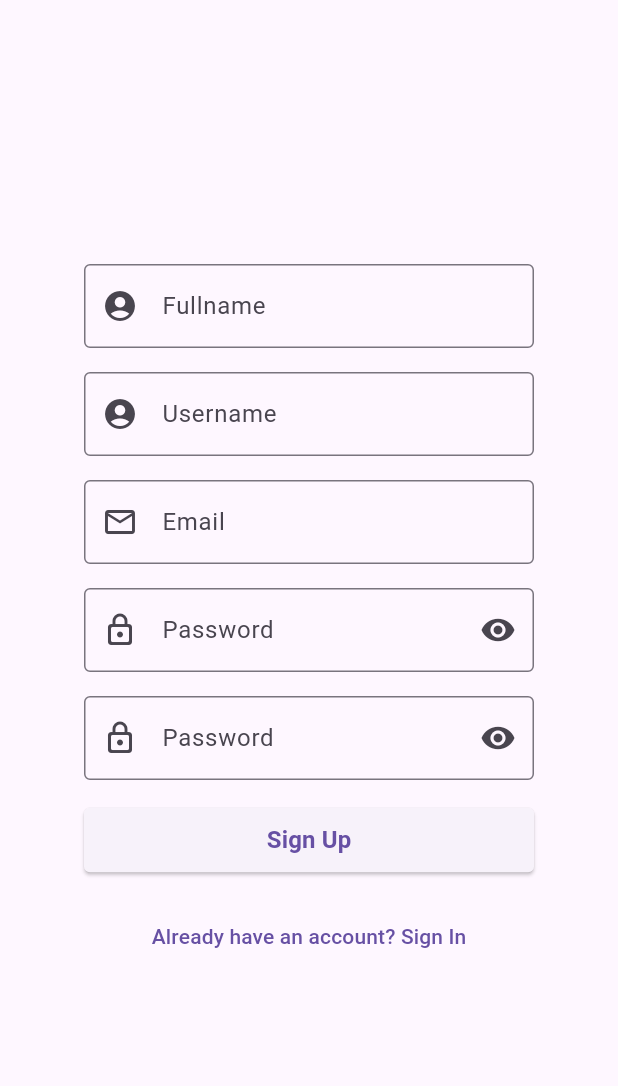
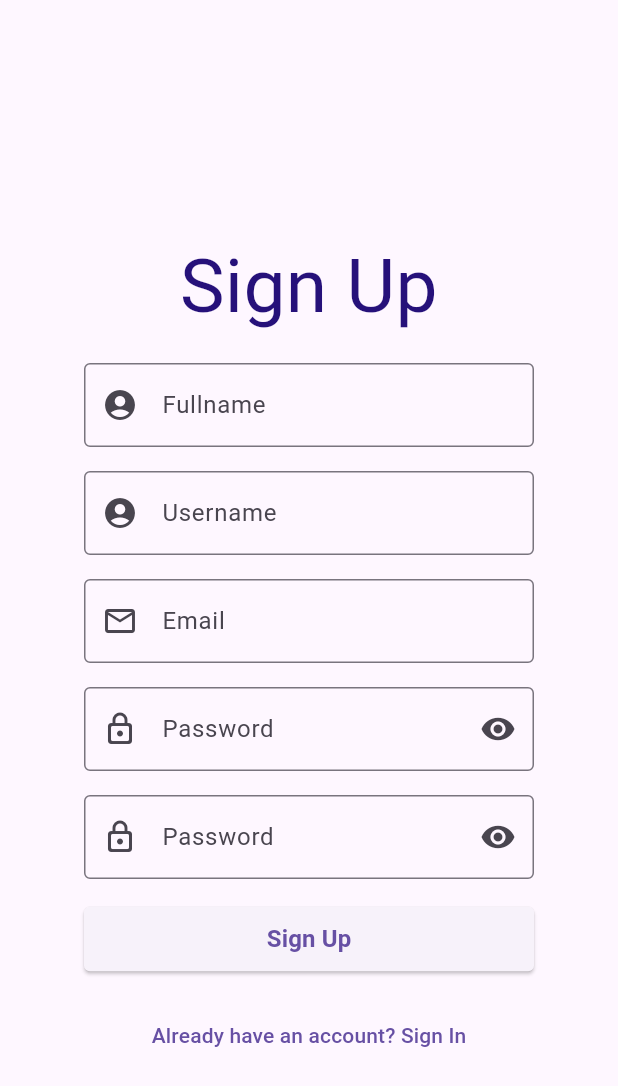
Before and after one commit to cnnxsun/LostAndFound, a Flutter app: the screen it shows after launch, after a tap on "Sign in", after a tap on "Don't have an account? Sign Up", on a phone screen of 412 x 824 dp. Shown: the top 1086 px of the screen. Run offline on Flutter 3.47's test engine with Material 3 defaults, Android fonts, the phone set to English and light mode, and no system bars; our stand-ins replace cloud_firestore, firebase_auth, firebase_core, google_maps_flutter, image_picker, location; accounts and stored records are empty.

```diff
--- a/lib/SignIn.dart
+++ b/lib/SignIn.dart
@@ -17,9 +17,10 @@ class SignInPage extends StatelessWidget {
           child: isSmallScreen
               ? Column(
                   mainAxisSize: MainAxisSize.min,
-                  children: const [
-                    _Logo(),
-                    _FormContent(),
+                  children:  [
+                    Image.asset(
+                        'assets/logo.png'), // Assuming your logo is stored as 'logo.png' in the assets folder
+                    const _FormContent(),
                   ],
                 )
               : Container(
--- a/lib/Signup.dart
+++ b/lib/Signup.dart
@@ -15,6 +15,18 @@ class SignUpPage extends StatelessWidget {
                 ? const Column(
                     mainAxisSize: MainAxisSize.min,
                     children: [
+                      SizedBox(height: 30),
+                      Padding(
+                        padding: const EdgeInsets.all(15.0),
+                        child: const Text(
+                          'Sign Up',
+                          textAlign: TextAlign.center,
+                          style: TextStyle(
+                            fontSize: 50,
+                            color: Color(0xFF26117A),
+                          ),
+                        ),
+                      ),
                       _FormContent(),
                     ],
                   )
--- a/pubspec.yaml
+++ b/pubspec.yaml
@@ -91,6 +91,9 @@ flutter:
     - assets/birddyy.png
     - assets/Fai.png
     - assets/heatblast.png
+    - assets/adam.png
+    - assets/sarah.png
+    - assets/logo.png
 
   # An image asset can refer to one or more resolution-specific "variants", see
   # https://flutter.dev/assets-and-images/#resolution-aware
```
Also changed, not shown: lib/dog_lost_found.dart (+0 -83 lines), assets/logo.png (added).
